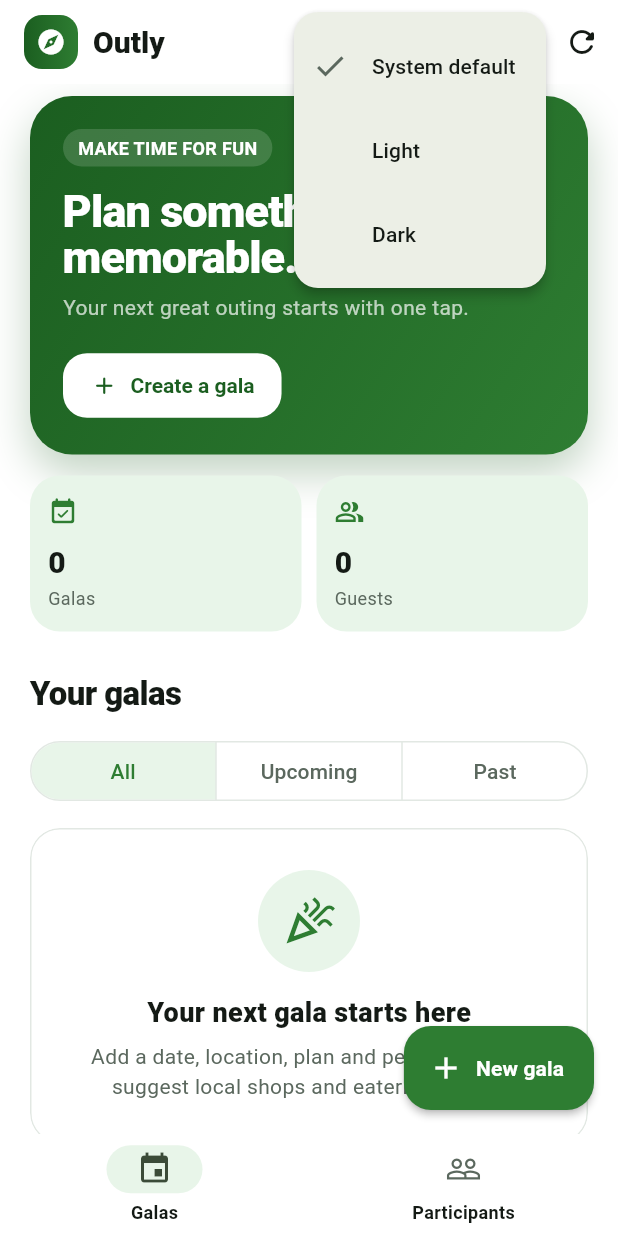
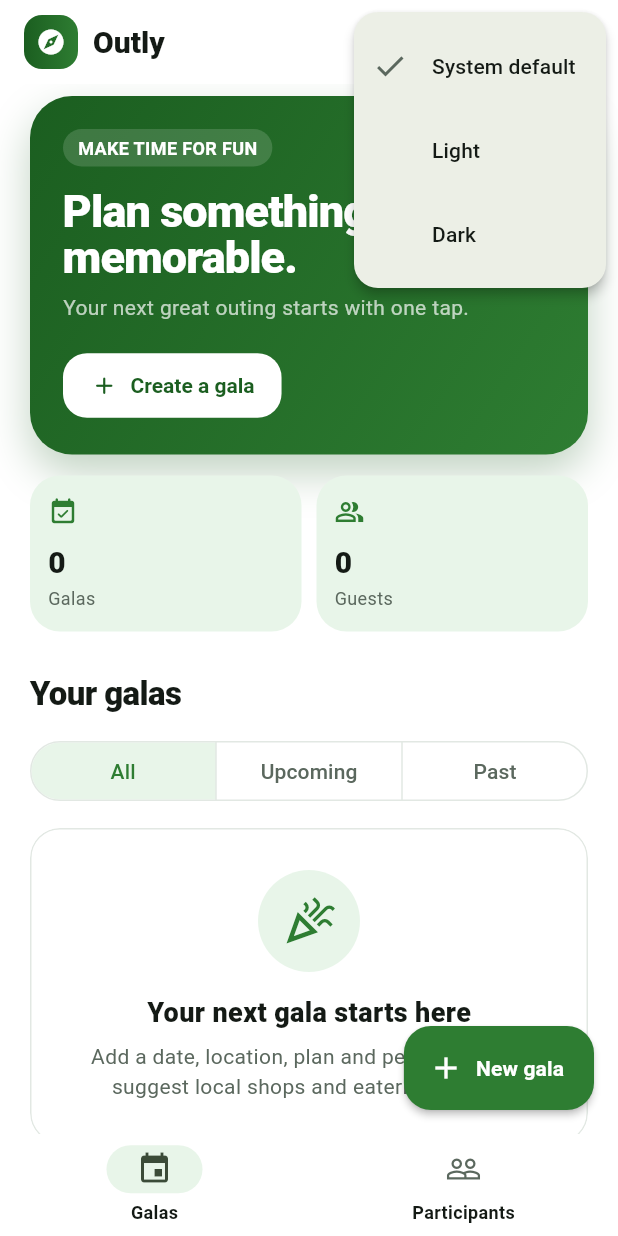
Before and after one commit to ShinHank/Outly, a Flutter app: the screen it shows after launch, after a tap on the "brightness auto" icon, on a phone screen of 412 x 824 dp. Run offline on Flutter 3.47's test engine with Material 3 defaults, Android fonts, the phone set to English and light mode, and no system bars; our stand-ins replace flutter_local_notifications, flutter_map, latlong2, share_plus, shared_preferences, timezone; missing offline and left inert: add_2_calendar, gal.

Commit message:
fix: removed restart Icon, add participants on edit gala, add people icon change

```diff
--- a/lib/screens/home_screen.dart
+++ b/lib/screens/home_screen.dart
@@ -72,10 +72,13 @@ class _HomeScreenState extends State<HomeScreen> {
         builder: (_) => GalaEditor(gala: gala, people: people, api: api),
       ),
     );
+    people = await store.participants();
     if (result != null) await saveGala(result);
+    if (mounted) setState(() {});
   }
 
-  Future<void> openDetail(Gala gala) => Navigator.push<void>(
+  Future<void> openDetail(Gala gala) async {
+    await Navigator.push<void>(
       context,
       MaterialPageRoute(
         builder: (_) => GalaDetailPage(
@@ -86,6 +89,9 @@ class _HomeScreenState extends State<HomeScreen> {
         ),
       ),
     );
+    people = await store.participants();
+    if (mounted) setState(() {});
+  }
 
   Future<void> deleteGala(Gala gala) async {
     final ok = await showDialog<bool>(
@@ -148,11 +154,6 @@ class _HomeScreenState extends State<HomeScreen> {
         ),
         actions: [
           const ThemeMenuButton(),
-          IconButton(
-            tooltip: 'Refresh',
-            onPressed: load,
-            icon: const Icon(Icons.refresh_rounded),
-          ),
         ],
       ),
       body: IndexedStack(
--- a/lib/screens/participants_page.dart
+++ b/lib/screens/participants_page.dart
@@ -39,10 +39,7 @@ class ParticipantsPage extends StatelessWidget {
   Widget build(BuildContext context) => ListView(
     padding: const EdgeInsets.fromLTRB(20, 12, 20, 100),
     children: [
-      Row(
-        children: [
-          const Expanded(
-            child: Text(
+      const Text(
         'Your people',
         style: TextStyle(
           fontSize: 26,
@@ -50,22 +47,33 @@ class ParticipantsPage extends StatelessWidget {
           letterSpacing: -0.5,
         ),
       ),
+      const SizedBox(height: 4),
+      const HintText('Keep contacts here so they can be invited to any gala.'),
+      const SizedBox(height: 18),
+      Card(
+        child: InkWell(
+          borderRadius: BorderRadius.circular(16),
+          onTap: () => add(context),
+          child: Padding(
+            padding: const EdgeInsets.all(18),
+            child: Row(
+              children: [
+                Icon(Icons.person_add_alt_1, color: context.brandColor),
+                const SizedBox(width: 10),
+                Text(
+                  'Add people',
+                  style: TextStyle(
+                    color: context.brandColor,
+                    fontWeight: FontWeight.w700,
+                    fontSize: 15,
                   ),
-          IconButton.filledTonal(
-            tooltip: 'Add participant',
-            onPressed: () => add(context),
-            style: IconButton.styleFrom(
-              backgroundColor: context.soft,
-              foregroundColor: context.brandColor,
-            ),
-            icon: const Icon(Icons.person_add_alt_1),
                 ),
               ],
             ),
-      const SizedBox(height: 4),
-      const HintText('Keep contacts here so they can be invited to any gala.'),
-      const SizedBox(height: 18),
-      if (people.isEmpty) const MessageCard('No participants yet.'),
+          ),
+        ),
+      ),
+      const SizedBox(height: 12),
       for (final person in people)
         Padding(
           padding: const EdgeInsets.only(bottom: 10),
```
Also changed, not shown: lib/screens/gala_detail_page.dart (+6 -2 lines), lib/screens/gala_editor.dart (+49 -8 lines). Lines whose indentation alone changed are shown as unchanged.
